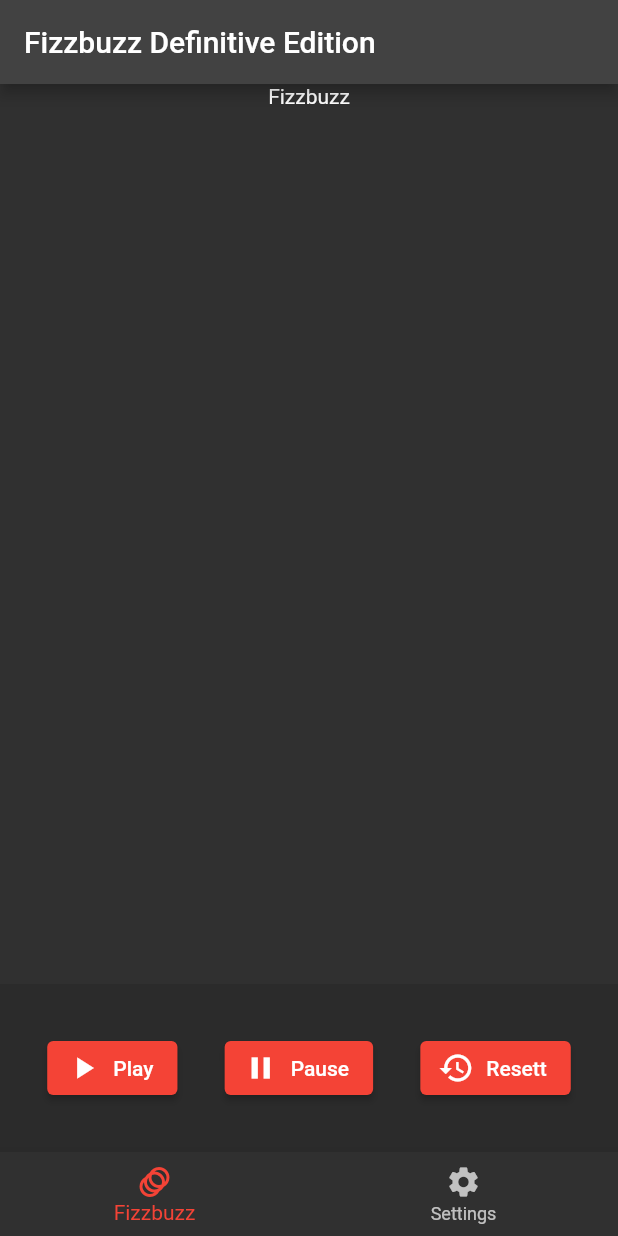
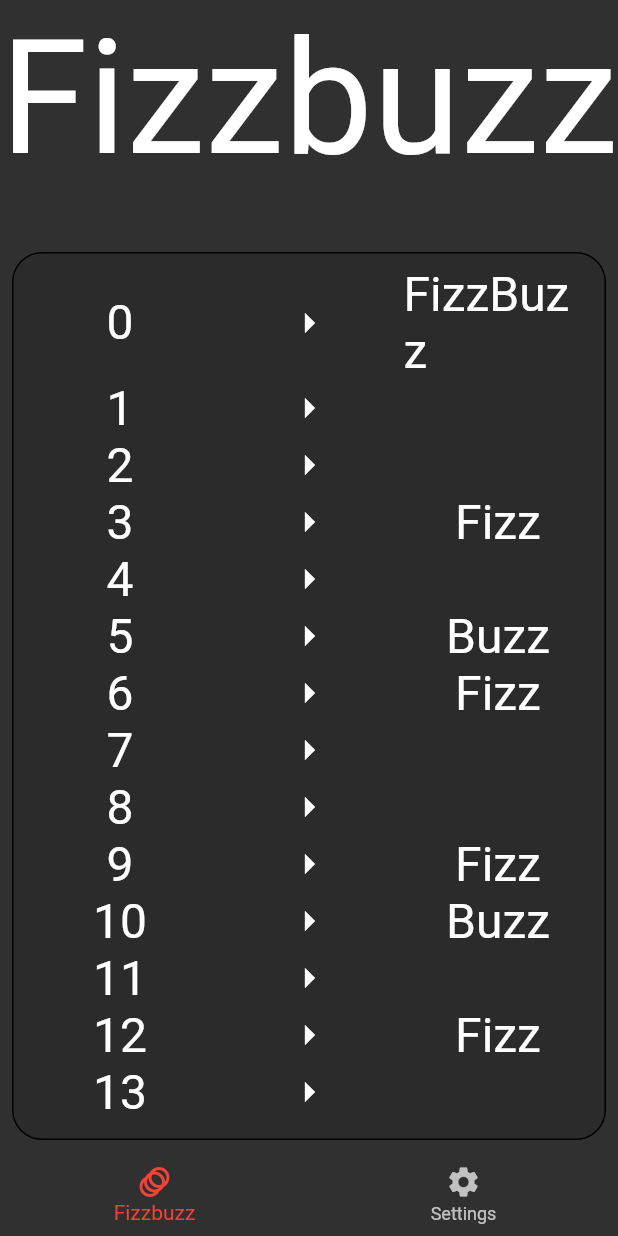
Before and after one commit to FranktheFurter/fizzbuzz_definitive_edition, a Flutter app: the screen it shows after launch, on a phone screen of 412 x 824 dp. Run offline on Flutter 3.47's test engine with Material 2 defaults, Android fonts, the phone set to English and light mode, and no system bars; our stand-ins replace mobx; generated files the repository leaves out were written again; Roboto replaces fonts that are missing (Raleway).

Commit message:
hardcoded fizzbuzz implementing logic from here

```diff
--- a/lib/fizzbuzz.dart
+++ b/lib/fizzbuzz.dart
@@ -1,3 +1,5 @@
+// ignore_for_file: prefer_const_constructors
+
 import 'package:flutter/material.dart';
 
 class Fizzbuzz extends StatefulWidget {
@@ -15,35 +17,82 @@ class _FizzbuzzState extends State<Fizzbuzz> {
     return Column(
       mainAxisAlignment: MainAxisAlignment.start,
       children: [
-        Text("Fizzbuzz"),
-        Spacer(),
-        Container(
-          color: Colors.black.withOpacity(0.1),
+        SizedBox(
+          height: 128,
+          child: FittedBox(child: Text("Fizzbuzz")),
+        ),
+        SizedBox(height: 32),
+        Expanded(
           child: Padding(
-            padding: const EdgeInsets.symmetric(vertical: 32.0),
-            child: Row(
-              mainAxisAlignment: MainAxisAlignment.spaceEvenly,
-              children: [
-                ElevatedButton.icon(
-                  onPressed: () {},
-                  icon: Icon(Icons.play_arrow),
-                  label: Text("Play"),
-                ),
-                ElevatedButton.icon(
-                  onPressed: () {},
-                  icon: Icon(Icons.pause),
-                  label: Text("Pause"),
-                ),
-                ElevatedButton.icon(
-                  onPressed: () {},
-                  icon: Icon(Icons.restore),
-                  label: Text("Resett"),
-                ),
-              ],
+            padding: const EdgeInsets.all(8.0),
+            child: Container(
+              decoration: BoxDecoration(
+                color: Colors.black.withOpacity(0.1),
+                border: Border.all(),
+                borderRadius: BorderRadius.all(Radius.circular(20)),
+              ),
+              child: FizzContainer(),
             ),
           ),
         ),
+        // Padding(
+        //   padding: const EdgeInsets.symmetric(vertical: 64.0),
+        //   child: Row(
+        //     mainAxisAlignment: MainAxisAlignment.spaceEvenly,
+        //     children: [
+        //       ElevatedButton.icon(
+        //         onPressed: () {},
+        //         icon: Icon(Icons.play_arrow),
+        //         label: Text("Play"),
+        //       ),
+        //       ElevatedButton.icon(
+        //         onPressed: () {},
+        //         icon: Icon(Icons.pause),
+        //         label: Text("Pause"),
+        //       ),
+        //       ElevatedButton.icon(
+        //         onPressed: () {},
+        //         icon: Icon(Icons.restore),
+        //         label: Text("Resett"),
+        //       ),
+        //     ],
+        //   ),
+        // ),
       ],
     );
   }
+
+  Widget FizzContainer() {
+    return Padding(
+      padding: const EdgeInsets.all(8.0),
+      child: ListView.builder(
+        itemCount: 10000,
+        itemBuilder: (context, index) {
+          return RowElement(index);
+        },
+      ),
+    );
+  }
+
+  Row RowElement(int index) {
+    String replacementText = "";
+    for (int i = 0; i < 1; i++) {
+      if (index % 3 == 0) {
+        replacementText = "${replacementText}Fizz";
+      }
+      if (index % 5 == 0) {
+        replacementText = "${replacementText}Buzz";
+      }
+    }
+    return Row(children: [
+      Expanded(child: Center(child: Text("$index", style: TextStyle(fontSize: 32)))),
+      Expanded(
+          child: Center(
+              child: Icon(
+        Icons.arrow_right,
+        size: 32,
+      ))),
+      Expanded(child: Center(child: Text(replacementText, style: TextStyle(fontSize: 32)))),
+    ]);
+  }
 }
--- a/lib/main.dart
+++ b/lib/main.dart
@@ -43,9 +43,6 @@ class _MyAppState extends State<MyApp> with SingleTickerProviderStateMixin {
         toggleableActiveColor: Colors.red[500],
       ),
       home: Scaffold(
-        appBar: AppBar(
-          title: const Text('Fizzbuzz Definitive Edition'),
-        ),
         body: SafeArea(
             child: Column(
           children: [
--- /dev/null
+++ b/lib/mainstate.dart
@@ -0,0 +1,13 @@
+import 'package:fizzbuzz_definitive_edition/model.dart';
+import 'package:mobx/mobx.dart';
+part 'mainstate.g.dart';
+
+class MainState = _MainStateBase with _$MainState;
+MainState mainState = MainState();
+
+abstract class _MainStateBase with Store {
+  @observable
+  int numberSystem = 0;
+
+  ObservableList<WordNumberMatch> matches = ObservableList<WordNumberMatch>();
+}
--- /dev/null
+++ b/lib/model.dart
@@ -0,0 +1,6 @@
+class WordNumberMatch {
+  WordNumberMatch(this.word, this.number);
+
+  final String word;
+  final int number;
+}
--- a/pubspec.yaml
+++ b/pubspec.yaml
@@ -34,7 +34,8 @@ dependencies:
   # The following adds the Cupertino Icons font to your application.
   # Use with the CupertinoIcons class for iOS style icons.
   cupertino_icons: ^1.0.2
-
+  mobx: ^2.0.7+2
+  flutter_mobx: ^2.0.6+1
 dev_dependencies:
   flutter_test:
     sdk: flutter
@@ -45,7 +46,8 @@ dev_dependencies:
   # package. See that file for information about deactivating specific lint
   # rules and activating additional ones.
   flutter_lints: ^2.0.0
-
+  build_runner: ^2.1.11
+  mobx_codegen: ^2.0.7
 # For information on the generic Dart part of this file, see the
 # following page: https://dart.dev/tools/pub/pubspec
 
```
Also changed, not shown: lib/mainstate.g.dart (added), pubspec.lock.
